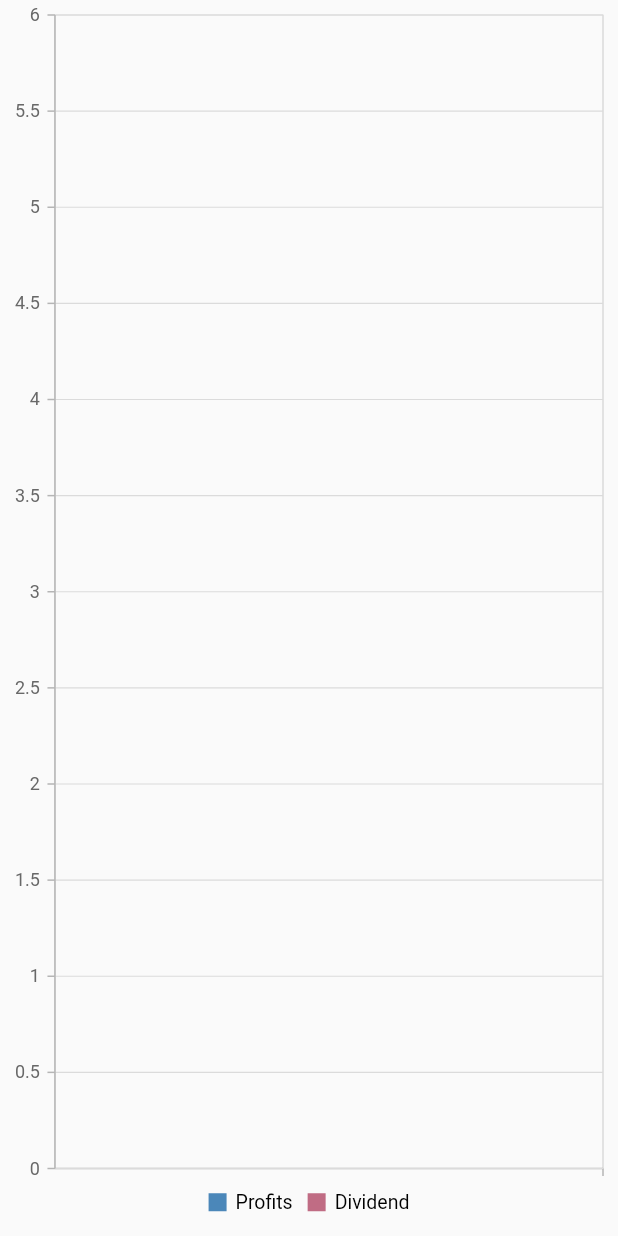
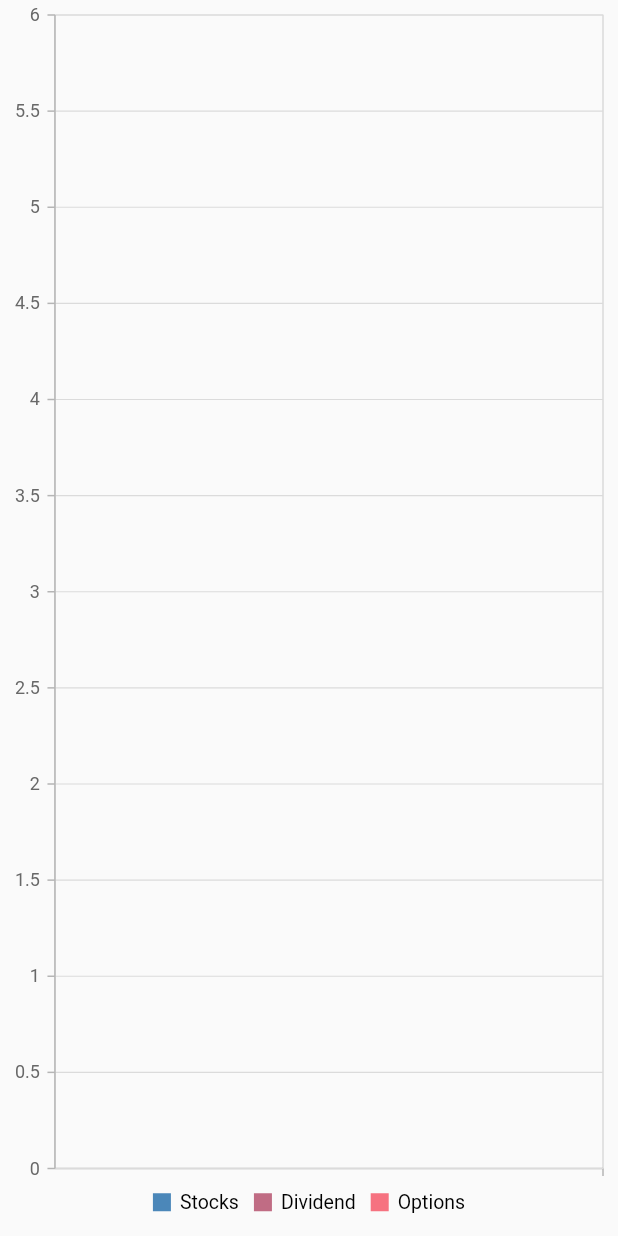
Before and after one commit to berkobob/tradelog-client, a Flutter app: the Reports widget shown alone on an empty page, opened directly, on a phone screen of 412 x 824 dp. Run offline on Flutter 3.47's test engine with Material 2 defaults, Android fonts, the phone set to English and light mode, and no system bars; our stand-ins replace shared_preferences, syncfusion_flutter_charts; missing offline and left inert: responsive; accounts and stored records are empty; network calls fail.

Commit message:
Separate stocks and options reports

```diff
--- a/lib/reports/report.dart
+++ b/lib/reports/report.dart
@@ -1,11 +1,16 @@
 class Report {
   String column;
-  double profits;
   double dividend;
+  double options;
+  double stocks;
 
-  Report({required this.column, this.profits = 0.0, this.dividend = 0.0});
+  Report(
+      {required this.column,
+      this.options = 0.0,
+      this.stocks = 1234.0,
+      this.dividend = 0.0});
 
   @override
   String toString() =>
-      'column: $column, Profits: $profits, Dividends: $dividend';
+      'column: $column, Options: $options, Stocks: $stocks, Dividends: $dividend';
 }
--- a/lib/reports/report_provider.dart
+++ b/lib/reports/report_provider.dart
@@ -6,7 +6,8 @@ import '../positions/position.dart';
 import 'report.dart';
 
 class ReportProvider extends BaseProvider {
-  List<Position> positions = [];
+  List<Position> stocks = [];
+  List<Position> options = [];
   List<Position> dividends = [];
   String? message = 'All Years';
   List<Report> data = [];
@@ -17,11 +18,12 @@ class ReportProvider extends BaseProvider {
   @override
   Future<void> init() async {
     status = Status.busy;
+    List<Position> positions = [];
     try {
       // Gets all closed positions
       positions = (await get('positions'))
           .map((p) => Position(p))
-          .where((p) => p.quantity == 0 ? true : false)
+          .where((p) => p.quantity == 0)
           .toList();
       // Gets all dividends
       dividends = (await get('dividends'))
@@ -36,31 +38,43 @@ class ReportProvider extends BaseProvider {
     years = Set.of(positions.map<int>((p) => p.closed?.year ?? 0)).toList()
       ..sort();
 
+    stocks = positions.where((p) => p.asset == 'STK').toList();
+    options = positions.where((p) => p.asset == 'OPT').toList();
+
+    year = null;
     data = [];
+
     for (int year in years) {
-      final profit = positions.fold(0.0,
+      final stock = stocks.fold(0.0,
+          (value, p) => p.closed?.year == year ? value += p.proceeds : value);
+      final option = options.fold(0.0,
           (value, p) => p.closed?.year == year ? value += p.proceeds : value);
       final dividend = dividends.fold(0.0,
           (value, d) => d.closed?.year == year ? value += d.proceeds : value);
-      final report =
-          Report(column: '$year', profits: profit, dividend: dividend);
+      final report = Report(
+          column: '$year', stocks: stock, options: option, dividend: dividend);
       data.add(report);
     }
   }
 
   bool monthly(int col) {
-    status = Status.busy;
     if (monthlyData) {
       monthlyData = false;
       return true;
     }
+    status = Status.busy;
     monthlyData = true;
     data = [];
-    year = years[col];
+    year ??= years[col];
     message = '$year';
 
     for (int month = 1; month < 13; month++) {
-      final profits = positions.fold(
+      final stock = stocks.fold(
+          0.0,
+          (value, p) => p.closed?.year == year && p.closed?.month == month
+              ? value += p.proceeds
+              : value);
+      final option = options.fold(
           0.0,
           (value, p) => p.closed?.year == year && p.closed?.month == month
               ? value += p.proceeds
@@ -71,11 +85,12 @@ class ReportProvider extends BaseProvider {
               ? value += d.proceeds
               : value);
 
-      final monthName = DateFormat('MMM').format(DateTime(0, month + 1));
-      data.add(Report(column: monthName, profits: profits, dividend: dividend));
+      data.add(Report(
+          column: DateFormat('MMM').format(DateTime(0, month)),
+          stocks: stock,
+          options: option,
+          dividend: dividend));
     }
-    print(message);
-    data.forEach(print);
     status = Status.ready;
     return false;
   }
--- a/lib/reports/reports.dart
+++ b/lib/reports/reports.dart
@@ -22,7 +22,7 @@ class Reports extends StatelessWidget {
       primaryYAxis: NumericAxis(numberFormat: NumberFormat.compact()),
       series: <ChartSeries>[
         StackedColumnSeries<Report, String>(
-          name: 'Profits',
+          name: 'Stocks',
           onPointTap: (pointInteractionDetails) {
             int col = pointInteractionDetails.pointIndex!;
             if (state.monthly(col++)) {
@@ -35,11 +35,10 @@ class Reports extends StatelessWidget {
           },
           dataSource: data,
           xValueMapper: (Report data, _) => data.column,
-          yValueMapper: (Report data, _) => data.profits,
-          isVisibleInLegend: true,
+          yValueMapper: (Report data, _) => data.stocks,
           dataLabelSettings: myDataLabelSettings(),
-          dataLabelMapper: (Report report, _) => report.profits != 0.0
-              ? NumberFormat.compact().format(report.profits)
+          dataLabelMapper: (Report report, _) => report.stocks != 0.0
+              ? NumberFormat.compact().format(report.stocks)
               : '',
         ),
         StackedColumnSeries<Report, String>(
@@ -62,6 +61,27 @@ class Reports extends StatelessWidget {
               ? NumberFormat.compact().format(report.dividend)
               : '',
         ),
+        StackedColumnSeries<Report, String>(
+          name: 'Options',
+          onPointTap: (pointInteractionDetails) {
+            int col = pointInteractionDetails.pointIndex!;
+            if (state.monthly(col++)) {
+              final positions = context.read<PositionProvider>();
+              positions.init('closed=${state.year}&month=$col');
+              positions.message =
+                  '${DateFormat('MMMM').format(DateTime(0, col))} ${state.year}';
+              Navigator.push(context, positionRoute());
+            }
+          },
+          dataSource: data,
+          xValueMapper: (Report data, _) => data.column,
+          yValueMapper: (Report data, _) => data.options,
+          isVisibleInLegend: true,
+          dataLabelSettings: myDataLabelSettings(),
+          dataLabelMapper: (Report report, _) => report.options != 0.0
+              ? NumberFormat.compact().format(report.options)
+              : '',
+        ),
       ],
     );
   }
```
Also changed, not shown: lib/widgets/popup_menu.dart (+6 -6 lines).
